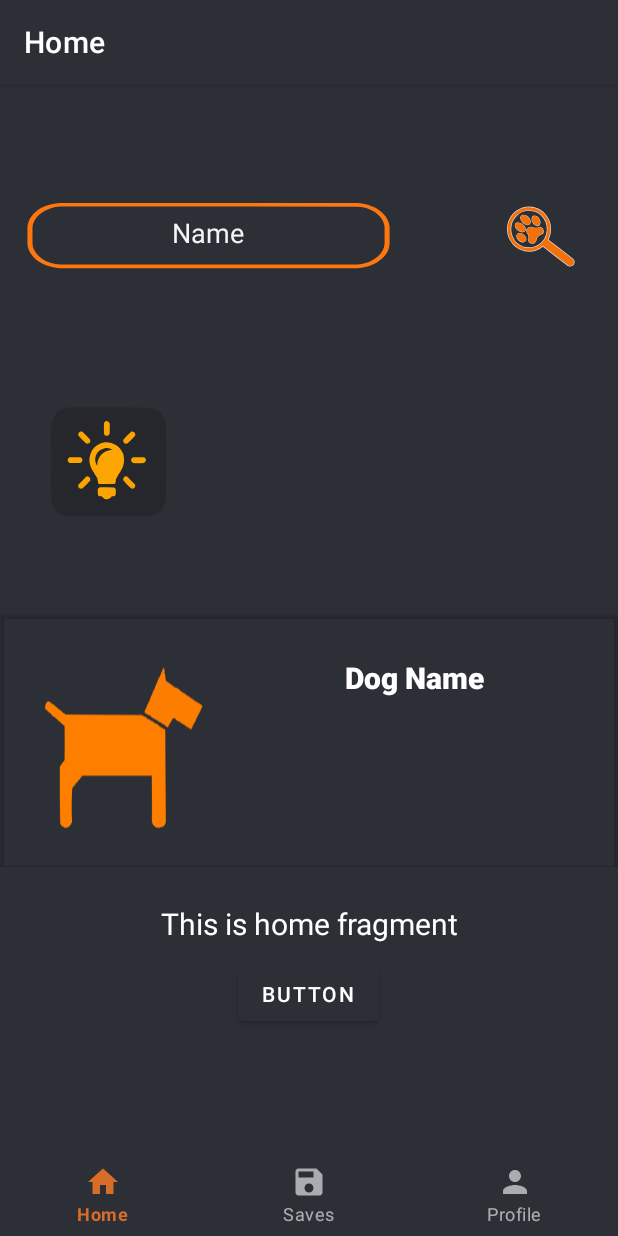
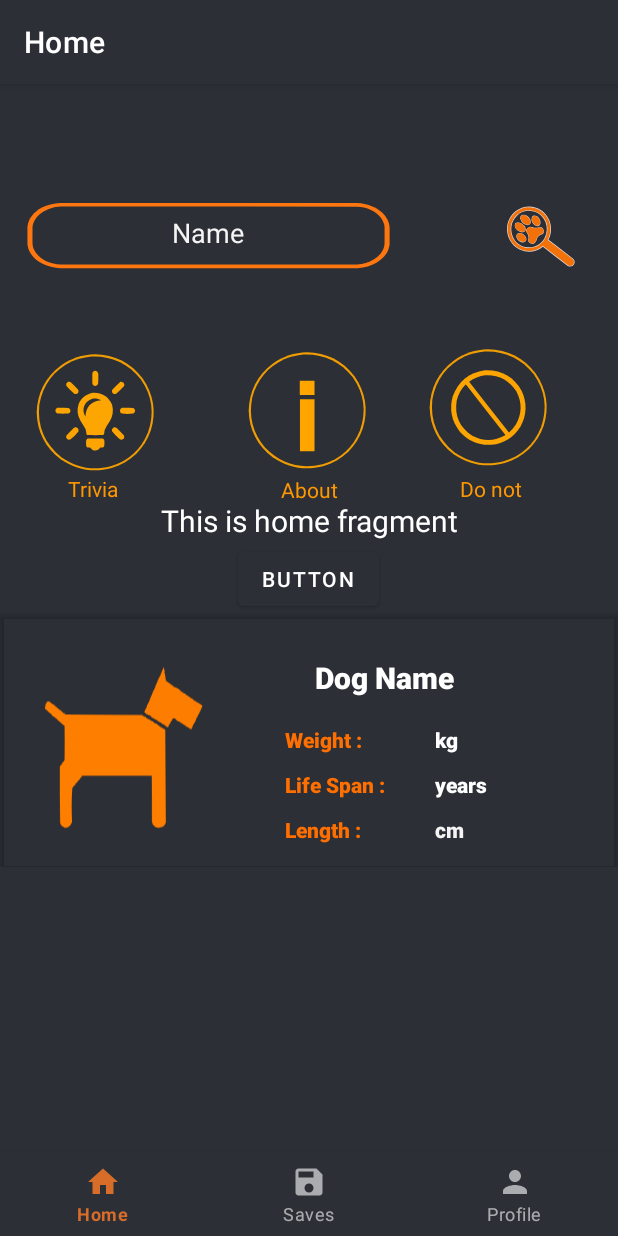
Before and after one commit to marklawrencemdavid/Dog-API, an Android app: the screen it shows after launch (MainActivity), on a phone screen of 412 x 824 dp. Run offline under Robolectric (Android 15) with nearby library versions, the phone set to English and light mode, and no system bars; our stand-ins replace Dagger/Hilt's generated code, navigation-ui; Roboto replaces fonts that are not available here; 1 statement that could not run was skipped.

Commit message:
commit changes - home ui

```diff
--- a/app/src/main/res/drawable/ic_bulb.xml
+++ /dev/null
@@ -1,41 +0,0 @@
-<vector xmlns:android="http://schemas.android.com/apk/res/android"
-    android:width="200dp"
-    android:height="200dp"
-    android:viewportWidth="880"
-    android:viewportHeight="880">
-  <path
-      android:pathData="M226.5,132.5C367.5,132.33 508.5,132.5 649.5,133C697.33,142.17 725.83,170.67 735,218.5C735.67,348.83 735.67,479.17 735,609.5C725.83,657.33 697.33,685.83 649.5,695C508.5,695.67 367.5,695.67 226.5,695C178.67,685.83 150.17,657.33 141,609.5C140.33,479.17 140.33,348.83 141,218.5C150.35,170.65 178.85,141.99 226.5,132.5Z"
-      android:strokeAlpha="0.999"
-      android:fillColor="#26282d"
-      android:fillAlpha="0.999"/>
-  <path
-      android:pathData="M423.5,201.5C434.72,200.56 441.55,205.56 444,216.5C444.77,233.52 444.44,250.52 443,267.5C437.66,278.83 429.5,281.33 418.5,275C416.57,272.74 415.07,270.24 414,267.5C413.33,248.83 413.33,230.17 414,211.5C416.62,207.62 419.79,204.28 423.5,201.5Z"
-      android:fillColor="#faa302"/>
-  <path
-      android:pathData="M290.5,256.5C294.61,256.23 298.61,256.73 302.5,258C316.33,270.5 329.5,283.67 342,297.5C346.28,310.55 341.61,317.89 328,319.5C325.11,319.74 322.61,318.91 320.5,317C307.33,305.17 294.83,292.67 283,279.5C280.03,274.7 279.7,269.7 282,264.5C284.73,261.6 287.56,258.93 290.5,256.5Z"
-      android:fillColor="#faa401"/>
-  <path
-      android:pathData="M556.5,256.5C567.61,255.46 574.27,260.3 576.5,271C576.67,274.13 575.84,276.96 574,279.5C562.17,292.67 549.67,305.17 536.5,317C526.31,322.29 518.81,319.79 514,309.5C513.15,305.38 513.48,301.38 515,297.5C528.06,282.93 541.9,269.27 556.5,256.5Z"
-      android:fillColor="#fba401"/>
-  <path
-      android:pathData="M417.5,312.5C463.16,311.03 495.33,331.03 514,372.5C522.76,403.75 518.43,433.08 501,460.5C491.38,474.08 483.04,488.41 476,503.5C475.8,509.76 474.96,515.93 473.5,522C472.57,524.6 470.9,526.6 468.5,528C441.83,528.67 415.17,528.67 388.5,528C387,526.5 385.5,525 384,523.5C382.51,514.78 380.85,506.11 379,497.5C370.92,483.67 362.58,470 354,456.5C334.14,422.77 333.48,388.77 352,354.5C367.92,331.29 389.76,317.29 417.5,312.5Z"
-      android:fillColor="#fda500"/>
-  <path
-      android:pathData="M418.5,342.5C432.62,341.36 445.95,344.03 458.5,350.5C408.04,355.3 381.37,382.96 378.5,433.5C364.6,410.28 365.43,387.61 381,365.5C390.99,353.59 403.49,345.93 418.5,342.5Z"
-      android:fillColor="#29292c"/>
-  <path
-      android:pathData="M234.5,389.5C253.5,389.33 272.5,389.5 291.5,390C303.24,395.09 305.74,403.26 299,414.5C296.74,416.43 294.24,417.93 291.5,419C272.83,419.67 254.17,419.67 235.5,419C222.58,409.59 222.25,399.76 234.5,389.5Z"
-      android:fillColor="#fca400"/>
-  <path
-      android:pathData="M565.5,389.5C584.5,389.33 603.5,389.5 622.5,390C633.67,398.2 634.34,407.2 624.5,417C622.91,417.86 621.25,418.53 619.5,419C601.51,420.9 583.51,420.9 565.5,419C558.02,416.84 554.35,411.84 554.5,404C555.04,396.64 558.71,391.81 565.5,389.5Z"
-      android:fillColor="#fba301"/>
-  <path
-      android:pathData="M326.5,488.5C339.32,489.81 344.82,496.81 343,509.5C330.87,523.97 317.7,537.47 303.5,550C292.57,554.55 285.07,551.39 281,540.5C280.3,537.07 280.63,533.74 282,530.5C293.14,518.36 304.64,506.53 316.5,495C319.49,492.15 322.82,489.98 326.5,488.5Z"
-      android:fillColor="#fba301"/>
-  <path
-      android:pathData="M524.5,488.5C530.84,488.17 536.17,490.34 540.5,495C552.36,506.53 563.86,518.36 575,530.5C578.41,542.68 573.91,550.01 561.5,552.5C558.57,552.53 555.9,551.7 553.5,550C538.93,537.43 525.76,523.6 514,508.5C512.56,502.8 513.73,497.8 517.5,493.5C519.72,491.57 522.06,489.9 524.5,488.5Z"
-      android:fillColor="#faa301"/>
-  <path
-      android:pathData="M389.5,545.5C415.17,545.33 440.83,545.5 466.5,546C471.14,547.63 473.97,550.8 475,555.5C475.92,565.24 475.59,574.91 474,584.5C472.5,587.33 470.33,589.5 467.5,591C463.17,591.33 458.83,591.67 454.5,592C445.45,605.46 433.12,609.79 417.5,605C411.27,602.1 406.27,597.77 402.5,592C398.17,591.67 393.83,591.33 389.5,591C386.67,589.5 384.5,587.33 383,584.5C381.47,574.89 381.14,565.22 382,555.5C383.21,551.13 385.71,547.8 389.5,545.5Z"
-      android:fillColor="#fca401"/>
-</vector>
--- /dev/null
+++ b/app/src/main/res/drawable/ic_bulb2_0.xml
@@ -0,0 +1,44 @@
+<vector xmlns:android="http://schemas.android.com/apk/res/android"
+    android:width="115dp"
+    android:height="115dp"
+    android:viewportWidth="880"
+    android:viewportHeight="880">
+  <path
+      android:pathData="M426.5,108.5C527.75,110.71 608.92,151.71 670,231.5C725.53,312.05 739.53,399.38 712,493.5C677.67,591.16 611.17,655.66 512.5,687C418.77,711.93 332.1,696.93 252.5,642C174.07,582.49 133.41,503.15 130.5,404C133.41,304.85 174.07,225.51 252.5,166C304.65,129.29 362.65,110.13 426.5,108.5Z"
+      android:strokeAlpha="0.949"
+      android:fillColor="#fca401"
+      android:fillAlpha="0.949"/>
+  <path
+      android:pathData="M409.5,119.5C512.85,116.27 596.35,154.93 660,235.5C718.24,318.65 730.58,408.32 697,504.5C661.16,592.67 597.66,650.51 506.5,678C415.93,700.95 332.6,685.62 256.5,632C170.61,564.01 133.11,475.17 144,365.5C161.78,262.73 217.61,188.89 311.5,144C343.02,130.79 375.69,122.62 409.5,119.5Z"
+      android:fillColor="#2c2f35"/>
+  <path
+      android:pathData="M423.5,192.5C434.72,191.56 441.55,196.56 444,207.5C444.77,224.52 444.44,241.52 443,258.5C437.66,269.83 429.5,272.33 418.5,266C416.57,263.74 415.07,261.24 414,258.5C413.33,239.83 413.33,221.17 414,202.5C416.7,198.64 419.86,195.31 423.5,192.5Z"
+      android:fillColor="#fba402"/>
+  <path
+      android:pathData="M290.5,247.5C294.61,247.23 298.61,247.73 302.5,249C316.33,261.5 329.5,274.67 342,288.5C346.28,301.55 341.61,308.89 328,310.5C325.11,310.74 322.61,309.91 320.5,308C307.33,296.17 294.83,283.67 283,270.5C280.03,265.7 279.7,260.7 282,255.5C284.73,252.6 287.56,249.93 290.5,247.5Z"
+      android:fillColor="#faa401"/>
+  <path
+      android:pathData="M556.5,247.5C567.61,246.46 574.27,251.3 576.5,262C576.67,265.13 575.84,267.96 574,270.5C561.47,284.7 547.97,297.87 533.5,310C524.15,312.58 517.65,309.41 514,300.5C513.15,296.38 513.48,292.38 515,288.5C528.06,273.93 541.9,260.27 556.5,247.5Z"
+      android:fillColor="#fba401"/>
+  <path
+      android:pathData="M417.5,303.5C463.16,302.03 495.33,322.03 514,363.5C522.76,394.75 518.43,424.08 501,451.5C491.38,465.08 483.04,479.41 476,494.5C475.8,500.76 474.96,506.93 473.5,513C472.57,515.6 470.9,517.6 468.5,519C441.83,519.67 415.17,519.67 388.5,519C387,517.5 385.5,516 384,514.5C383.12,505.68 381.45,497.01 379,488.5C370.92,474.67 362.58,461 354,447.5C337.55,420.35 334.22,391.68 344,361.5C358.08,328.92 382.58,309.58 417.5,303.5Z"
+      android:fillColor="#fda500"/>
+  <path
+      android:pathData="M418.5,333.5C432.62,332.36 445.95,335.03 458.5,341.5C408.02,346.31 381.36,373.97 378.5,424.5C364.6,401.28 365.43,378.61 381,356.5C390.99,344.59 403.49,336.93 418.5,333.5Z"
+      android:fillColor="#2f3034"/>
+  <path
+      android:pathData="M234.5,380.5C253.5,380.33 272.5,380.5 291.5,381C303.24,386.09 305.74,394.26 299,405.5C296.74,407.43 294.24,408.93 291.5,410C272.83,410.67 254.17,410.67 235.5,410C222.58,400.59 222.25,390.76 234.5,380.5Z"
+      android:fillColor="#fca400"/>
+  <path
+      android:pathData="M565.5,380.5C584.5,380.33 603.5,380.5 622.5,381C633.67,389.2 634.34,398.2 624.5,408C622.91,408.86 621.25,409.53 619.5,410C601.51,411.9 583.51,411.9 565.5,410C558.02,407.84 554.35,402.84 554.5,395C555.04,387.64 558.71,382.81 565.5,380.5Z"
+      android:fillColor="#fba302"/>
+  <path
+      android:pathData="M326.5,479.5C333.12,479.39 338.29,482.06 342,487.5C343.53,491.71 343.87,496.04 343,500.5C330.87,514.97 317.7,528.47 303.5,541C292.57,545.55 285.07,542.39 281,531.5C280.3,528.07 280.63,524.74 282,521.5C293.14,509.36 304.64,497.53 316.5,486C319.49,483.15 322.82,480.98 326.5,479.5Z"
+      android:fillColor="#fba301"/>
+  <path
+      android:pathData="M524.5,479.5C530.84,479.17 536.17,481.34 540.5,486C552.36,497.53 563.86,509.36 575,521.5C578.57,534.03 573.9,541.03 561,542.5C558.37,542.54 555.87,542.04 553.5,541C538.93,528.43 525.76,514.6 514,499.5C512.56,493.8 513.73,488.8 517.5,484.5C519.72,482.57 522.06,480.9 524.5,479.5Z"
+      android:fillColor="#faa301"/>
+  <path
+      android:pathData="M389.5,536.5C415.17,536.33 440.83,536.5 466.5,537C471.14,538.63 473.97,541.8 475,546.5C475.86,556.22 475.53,565.89 474,575.5C472.5,578.33 470.33,580.5 467.5,582C463.17,582.33 458.83,582.67 454.5,583C445.45,596.46 433.12,600.79 417.5,596C411.27,593.1 406.27,588.77 402.5,583C398.17,582.67 393.83,582.33 389.5,582C386.67,580.5 384.5,578.33 383,575.5C381.48,566.22 381.15,556.89 382,547.5C382.76,542.58 385.26,538.92 389.5,536.5Z"
+      android:fillColor="#fca401"/>
+</vector>
--- /dev/null
+++ b/app/src/main/res/drawable/ic_buttons_do_not_copy.xml
@@ -0,0 +1,23 @@
+<vector xmlns:android="http://schemas.android.com/apk/res/android"
+    android:width="115dp"
+    android:height="115dp"
+    android:viewportWidth="880"
+    android:viewportHeight="880">
+  <path
+      android:pathData="M426.5,108.5C527.75,110.71 608.92,151.71 670,231.5C725.53,312.05 739.53,399.38 712,493.5C677.67,591.16 611.17,655.66 512.5,687C418.77,711.93 332.1,696.93 252.5,642C174.07,582.49 133.41,503.15 130.5,404C133.41,304.85 174.07,225.51 252.5,166C304.65,129.29 362.65,110.13 426.5,108.5Z"
+      android:strokeAlpha="0.949"
+      android:fillColor="#fca401"
+      android:fillAlpha="0.949"/>
+  <path
+      android:pathData="M409.5,119.5C512.85,116.27 596.35,154.93 660,235.5C718.24,318.65 730.58,408.32 697,504.5C661.16,592.67 597.66,650.51 506.5,678C415.93,700.95 332.6,685.62 256.5,632C170.61,564.01 133.11,475.17 144,365.5C161.78,262.73 217.61,188.89 311.5,144C343.02,130.79 375.69,122.62 409.5,119.5Z"
+      android:fillColor="#2c2f35"/>
+  <path
+      android:pathData="M410.5,215.5C495.16,212.23 557.99,247.23 599,320.5C626.7,381.47 624.7,441.47 593,500.5C558.86,555.56 509.36,586.73 444.5,594C380.02,597.74 326.52,575.58 284,527.5C241.57,473.76 229.57,413.76 248,347.5C276.31,271.69 330.48,227.69 410.5,215.5Z"
+      android:fillColor="#fca401"/>
+  <path
+      android:pathData="M413.5,240.5C482.65,237.82 535.48,265.48 572,323.5C601.42,380.01 600.42,436.01 569,491.5C559.14,506.36 547.47,519.7 534,531.5C466.5,445.33 399,359.17 331.5,273C356.02,254.99 383.36,244.16 413.5,240.5Z"
+      android:fillColor="#2c2f35"/>
+  <path
+      android:pathData="M313.5,287.5C315.85,289.1 318.02,291.1 320,293.5C384.62,377.12 449.62,460.45 515,543.5C515.69,544.33 515.52,545 514.5,545.5C459.3,576.53 403.63,577.36 347.5,548C282.62,506.37 256.12,447.21 268,370.5C275.39,338.37 290.56,310.71 313.5,287.5Z"
+      android:fillColor="#2c2f35"/>
+</vector>
--- /dev/null
+++ b/app/src/main/res/drawable/ic_info_button.xml
@@ -0,0 +1,20 @@
+<vector xmlns:android="http://schemas.android.com/apk/res/android"
+    android:width="115dp"
+    android:height="115dp"
+    android:viewportWidth="880"
+    android:viewportHeight="880">
+  <path
+      android:pathData="M426.5,108.5C527.75,110.71 608.92,151.71 670,231.5C725.53,312.05 739.53,399.38 712,493.5C677.67,591.16 611.17,655.66 512.5,687C418.77,711.93 332.1,696.93 252.5,642C174.07,582.49 133.41,503.15 130.5,404C133.41,304.85 174.07,225.51 252.5,166C304.65,129.29 362.65,110.13 426.5,108.5Z"
+      android:strokeAlpha="0.949"
+      android:fillColor="#fca401"
+      android:fillAlpha="0.949"/>
+  <path
+      android:pathData="M409.5,119.5C512.85,116.27 596.35,154.93 660,235.5C718.24,318.65 730.58,408.32 697,504.5C661.16,592.67 597.66,650.51 506.5,678C393.29,705.03 296.13,677.2 215,594.5C151.41,520.16 129.41,434.83 149,338.5C172.96,248.39 227.13,183.55 311.5,144C343.02,130.79 375.69,122.62 409.5,119.5Z"
+      android:fillColor="#2c2f35"/>
+  <path
+      android:pathData="M390.5,252.5C415.5,252.5 440.5,252.5 465.5,252.5C465.5,276.83 465.5,301.17 465.5,325.5C440.5,325.5 415.5,325.5 390.5,325.5C390.5,301.17 390.5,276.83 390.5,252.5Z"
+      android:fillColor="#fea500"/>
+  <path
+      android:pathData="M391.5,347.5C416.17,347.5 440.83,347.5 465.5,347.5C465.5,435.5 465.5,523.5 465.5,611.5C440.83,611.5 416.17,611.5 391.5,611.5C391.5,523.5 391.5,435.5 391.5,347.5Z"
+      android:fillColor="#fea500"/>
+</vector>
--- a/app/src/main/res/layout/activity_main.xml
+++ b/app/src/main/res/layout/activity_main.xml
@@ -15,11 +15,11 @@
         android:layout_height="0dp"
         app:defaultNavHost="true"
         app:layout_constraintBottom_toTopOf="@id/nav_view"
-        app:layout_constraintHorizontal_bias="0.0"
+        app:layout_constraintHorizontal_bias="1.0"
         app:layout_constraintLeft_toLeftOf="parent"
         app:layout_constraintRight_toRightOf="parent"
         app:layout_constraintTop_toTopOf="parent"
-        app:layout_constraintVertical_bias="1.0"
+        app:layout_constraintVertical_bias="0.0"
         app:navGraph="@navigation/bottom_navigation" />
 
     <com.google.android.material.bottomnavigation.BottomNavigationView
@@ -44,6 +44,6 @@
         app:layout_constraintHorizontal_bias="0.498"
         app:layout_constraintStart_toStartOf="@+id/nav_host_fragment_activity_main"
         app:layout_constraintTop_toTopOf="@+id/nav_host_fragment_activity_main"
-        app:layout_constraintVertical_bias="0.866" />
+        app:layout_constraintVertical_bias="0.411" />
 
 </androidx.constraintlayout.widget.ConstraintLayout>
--- a/app/src/main/res/layout/fragment_home.xml
+++ b/app/src/main/res/layout/fragment_home.xml
@@ -19,10 +19,10 @@
         android:textSize="20sp"
         app:layout_constraintBottom_toBottomOf="parent"
         app:layout_constraintEnd_toEndOf="parent"
-        app:layout_constraintHorizontal_bias="1.0"
+        app:layout_constraintHorizontal_bias="0.0"
         app:layout_constraintStart_toStartOf="parent"
         app:layout_constraintTop_toTopOf="parent"
-        app:layout_constraintVertical_bias="0.777" />
+        app:layout_constraintVertical_bias="0.344" />
 
     <EditText
         android:id="@+id/editTextTextPersonName5"
@@ -78,7 +78,7 @@
                 android:id="@+id/textView9"
                 android:layout_width="132dp"
                 android:layout_height="32dp"
-                android:layout_marginLeft="210dp"
+                android:layout_marginLeft="190dp"
                 android:layout_marginTop="30dp"
                 android:background="#00FFFFFF"
                 android:fontFamily="sans-serif-black"
@@ -87,20 +87,151 @@
                 android:textColor="#FFFFFF"
                 android:textSize="20dp" />
 
+            <TextView
+                android:id="@+id/textView8"
+                android:layout_width="wrap_content"
+                android:layout_height="wrap_content"
+                android:layout_marginLeft="190dp"
+                android:layout_marginTop="75dp"
+                android:background="#00FFFFFF"
+                android:fontFamily="sans-serif-black"
+                android:text="Weight :"
+                android:textColor="#FF6F00" />
+
+            <TextView
+                android:id="@+id/textView09"
+                android:layout_width="wrap_content"
+                android:layout_height="wrap_content"
+                android:layout_marginLeft="190dp"
+                android:layout_marginTop="105dp"
+                android:background="#00FFFFFF"
+                android:fontFamily="sans-serif-black"
+                android:text="Life Span :"
+                android:textColor="#FF6F00" />
+
+            <TextView
+                android:id="@+id/textView10"
+                android:layout_width="wrap_content"
+                android:layout_height="wrap_content"
+                android:layout_marginLeft="190dp"
+                android:layout_marginTop="135dp"
+                android:background="#00FFFFFF"
+                android:fontFamily="sans-serif-black"
+                android:text="Length :"
+                android:textColor="#FF6F00" />
+
+            <TextView
+                android:id="@+id/textView11"
+                android:layout_width="wrap_content"
+                android:layout_height="wrap_content"
+                android:layout_marginLeft="290dp"
+                android:layout_marginTop="75dp"
+                android:background="#00FFFFFF"
+                android:fontFamily="sans-serif-black"
+                android:text="kg"
+                android:textColor="#FFFFFF" />
+
+            <TextView
+                android:id="@+id/textView12"
+                android:layout_width="wrap_content"
+                android:layout_height="wrap_content"
+                android:layout_marginLeft="290dp"
+                android:layout_marginTop="105dp"
+                android:background="#00FFFFFF"
+                android:fontFamily="sans-serif-black"
+                android:text="years"
+                android:textColor="#FFFFFF" />
+
+            <TextView
+                android:id="@+id/textView13"
+                android:layout_width="wrap_content"
+                android:layout_height="wrap_content"
+                android:layout_marginLeft="290dp"
+                android:layout_marginTop="135dp"
+                android:background="#00FFFFFF"
+                android:fontFamily="sans-serif-black"
+                android:text="cm"
+                android:textColor="#F4F4F4" />
+            "/>
+
         </androidx.cardview.widget.CardView>
 
     </LinearLayout>
 
-    <ImageView
-        android:id="@+id/imageView10"
+    <ImageButton
+        android:id="@+id/imageButton5"
+        android:layout_width="120dp"
+        android:layout_height="134dp"
+        android:backgroundTint="#00FFFFFF"
+        android:src="@drawable/ic_buttons_do_not_copy"
+        app:layout_constraintBottom_toBottomOf="parent"
+        app:layout_constraintEnd_toEndOf="parent"
+        app:layout_constraintHorizontal_bias="0.0"
+        app:layout_constraintStart_toEndOf="@+id/imageButton3"
+        app:layout_constraintTop_toTopOf="parent"
+        app:layout_constraintVertical_bias="0.187" />
+
+    <ImageButton
+        android:id="@+id/imageButton3"
+        android:layout_width="121dp"
+        android:layout_height="136dp"
+        android:backgroundTint="#00FFFFFF"
+        android:src="@drawable/ic_info_button"
+        app:layout_constraintBottom_toBottomOf="parent"
+        app:layout_constraintEnd_toEndOf="parent"
+        app:layout_constraintStart_toStartOf="parent"
+        app:layout_constraintTop_toTopOf="parent"
+        app:layout_constraintVertical_bias="0.188" />
+
+    <ImageButton
+        android:id="@+id/imageButton6"
         android:layout_width="113dp"
         android:layout_height="132dp"
-        android:src="@drawable/ic_bulb"
+        android:backgroundTint="#00FFFFFF"
+        android:src="@drawable/ic_bulb2_0"
         app:layout_constraintBottom_toBottomOf="parent"
         app:layout_constraintEnd_toEndOf="parent"
-        app:layout_constraintHorizontal_bias="0.053"
+        app:layout_constraintHorizontal_bias="0.026"
         app:layout_constraintStart_toStartOf="parent"
         app:layout_constraintTop_toTopOf="parent"
-        app:layout_constraintVertical_bias="0.255" />
+        app:layout_constraintVertical_bias="0.193" />
+
+    <TextView
+        android:id="@+id/textView5"
+        android:layout_width="wrap_content"
+        android:layout_height="wrap_content"
+        android:text="Trivia"
+        android:textColor="#FF9800"
+        app:layout_constraintBottom_toBottomOf="@+id/imageButton6"
+        app:layout_constraintEnd_toEndOf="@+id/imageButton6"
+        app:layout_constraintHorizontal_bias="0.468"
+        app:layout_constraintStart_toStartOf="@+id/imageButton6"
+        app:layout_constraintTop_toTopOf="@+id/imageButton6"
+        app:layout_constraintVertical_bias="0.911" />
+
+    <TextView
+        android:id="@+id/textView6"
+        android:layout_width="wrap_content"
+        android:layout_height="wrap_content"
+        android:text="About"
+        android:textColor="#FF9800"
+        app:layout_constraintBottom_toBottomOf="@+id/imageButton3"
+        app:layout_constraintEnd_toEndOf="@+id/imageButton3"
+        app:layout_constraintStart_toStartOf="@+id/imageButton3"
+        app:layout_constraintTop_toTopOf="@+id/imageButton3"
+        app:layout_constraintVertical_bias="0.914" />
+
+    <TextView
+        android:id="@+id/textView7"
+        android:layout_width="wrap_content"
+        android:layout_height="wrap_content"
+        android:text="Do not"
+        android:textColor="#FF9800"
+        app:layout_constraintBottom_toBottomOf="@+id/imageButton5"
+        app:layout_constraintEnd_toEndOf="@+id/imageButton5"
+        app:layout_constraintHorizontal_bias="0.506"
+        app:layout_constraintStart_toEndOf="@+id/imageButton3"
+        app:layout_constraintTop_toTopOf="@+id/imageButton5"
+        app:layout_constraintVertical_bias="0.93" />
 
 </androidx.constraintlayout.widget.ConstraintLayout>
```
